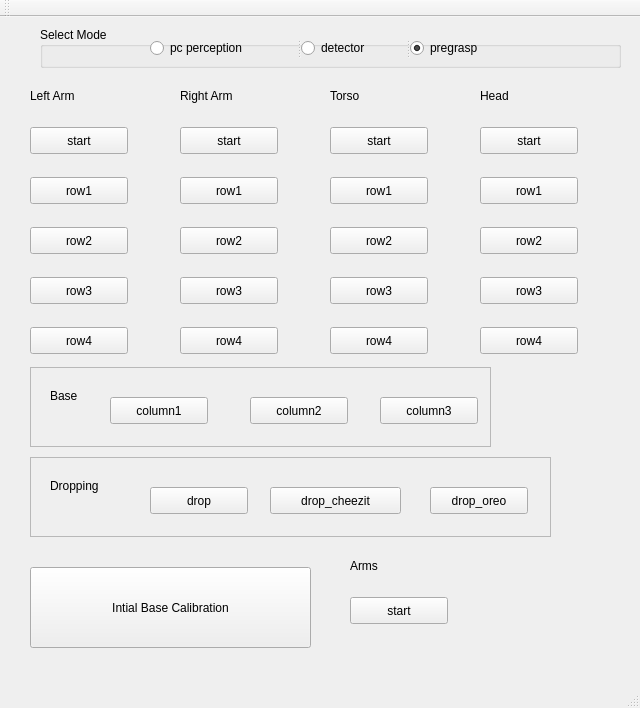
CoffeRobot/amazon_challenge, file rqt_amazon_challenge/resource/pr2amazonchallenge.ui: the form before one commit.
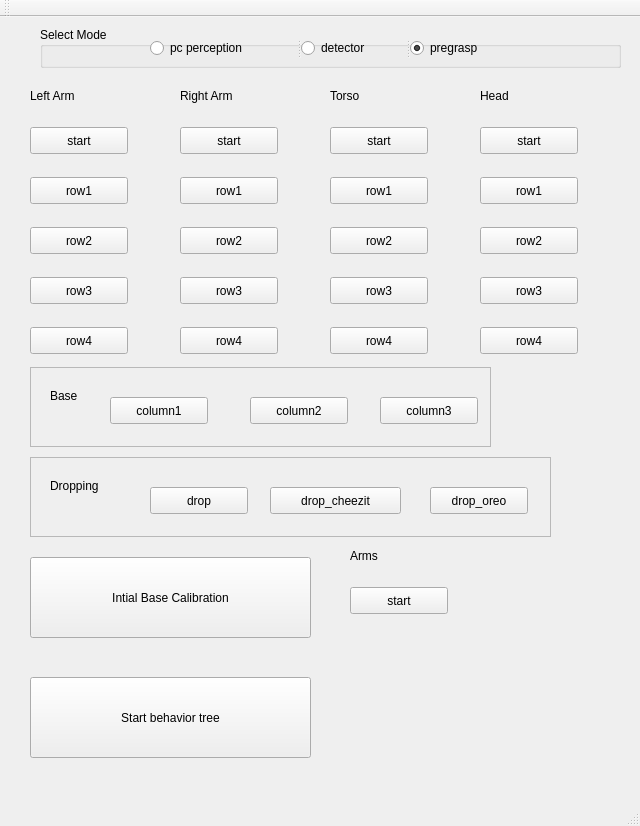
The form after the commit.

Commit message: added GUI button for starting behavior tree

The edit to the form file:
```diff
--- a/rqt_amazon_challenge/resource/pr2amazonchallenge.ui
+++ b/rqt_amazon_challenge/resource/pr2amazonchallenge.ui
@@ -7,7 +7,7 @@
     <x>0</x>
     <y>0</y>
     <width>640</width>
-    <height>708</height>
+    <height>826</height>
    </rect>
   </property>
   <property name="windowTitle">
@@ -252,7 +252,7 @@
     <property name="geometry">
      <rect>
       <x>30</x>
-      <y>550</y>
+      <y>540</y>
       <width>281</width>
       <height>81</height>
      </rect>
@@ -333,7 +333,7 @@
     <property name="geometry">
      <rect>
       <x>350</x>
-      <y>540</y>
+      <y>530</y>
       <width>66</width>
       <height>17</height>
      </rect>
@@ -346,7 +346,7 @@
     <property name="geometry">
      <rect>
       <x>350</x>
-      <y>580</y>
+      <y>570</y>
       <width>98</width>
       <height>27</height>
      </rect>
@@ -548,6 +548,19 @@
      </property>
     </widget>
    </widget>
+   <widget class="QPushButton" name="start_bt_button">
+    <property name="geometry">
+     <rect>
+      <x>30</x>
+      <y>660</y>
+      <width>281</width>
+      <height>81</height>
+     </rect>
+    </property>
+    <property name="text">
+     <string>Start behavior tree</string>
+    </property>
+   </widget>
   </widget>
   <widget class="QToolBar" name="mainToolBar">
    <attribute name="toolBarArea">
```
The commit also changes 1 other file.
